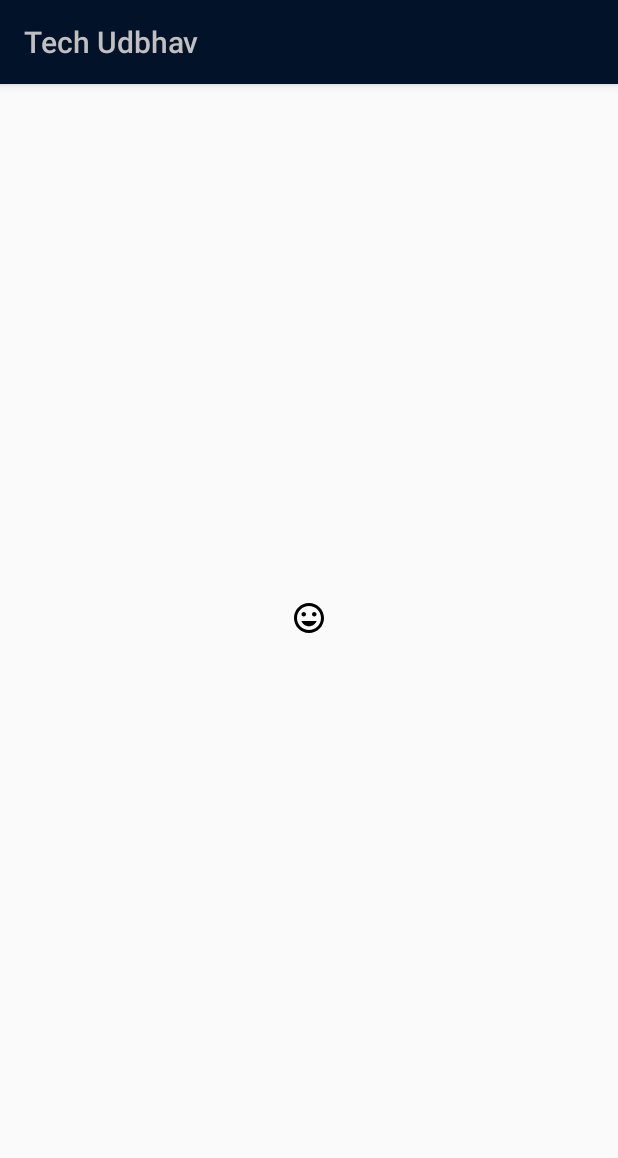
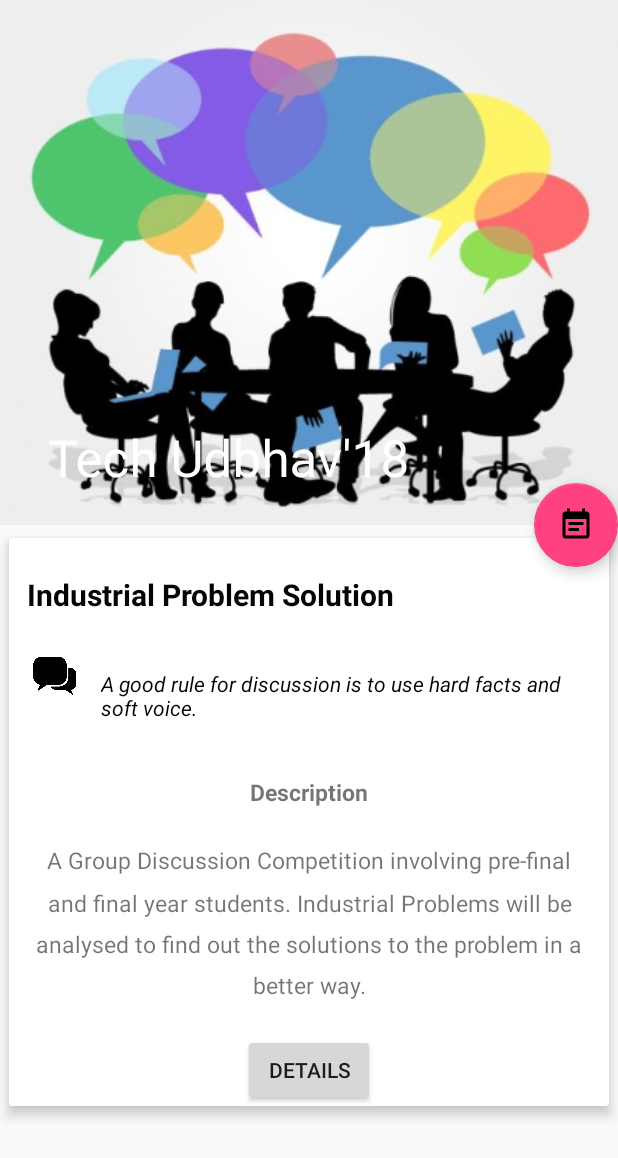
Before and after one commit to arrogant-ant/TechUdbhav, an Android app: the TechUdbhav screen opened directly, with no data from a screen before it, on a phone screen of 412 x 824 dp. Shown: the top 1158 px of the screen. Run offline under Robolectric (Android 15) with nearby library versions, the phone set to English and light mode, and no system bars.

Commit message:
changing icons for events

```diff
--- a/app/src/main/java/inc/iris/techudbhav/OfflineEventsTab.java
+++ b/app/src/main/java/inc/iris/techudbhav/OfflineEventsTab.java
@@ -105,8 +105,8 @@ public class OfflineEventsTab extends Fragment implements EventInterface {
         //TODO update prize and images accordingly
 
         String[] prize = {"-", "10,000", "-", "-", "-","-", "Exciting Prizes", "-", "10,000"};
-        int[] imgId = {R.drawable.technocrat, R.drawable.coding, R.drawable.insight, R.drawable.carousel1,
-                R.drawable.ic_people_black_24dp, R.drawable.ic_college, R.drawable.ic_brush_black_24dp, R.drawable.carousel1, R.drawable.soccerbot};
+        int[] imgId = {R.drawable.mrmiss_carousel, R.drawable.coding_carosel, R.drawable.insight, R.drawable.quiz_carousel,
+                R.drawable.discussion_carosel, R.drawable.ic_college, R.drawable.ic_brush_black_24dp, R.drawable.carousel1, R.drawable.soccerbot};
         for (int i = 0; i < name.length; i++) {
             event = new TechEvent(name[i], prize[i], imgId[i],packageName+"."+classname[i]);
             events.add(event);
--- a/app/src/main/res/layout/activity_tech_udbhav.xml
+++ b/app/src/main/res/layout/activity_tech_udbhav.xml
@@ -1,23 +1,143 @@
 <?xml version="1.0" encoding="utf-8"?>
-<RelativeLayout xmlns:android="http://schemas.android.com/apk/res/android"
+<android.support.design.widget.CoordinatorLayout xmlns:android="http://schemas.android.com/apk/res/android"
     xmlns:app="http://schemas.android.com/apk/res-auto"
     xmlns:tools="http://schemas.android.com/tools"
     android:layout_width="match_parent"
     android:layout_height="match_parent"
     app:title="Developer"
+
     tools:context="inc.iris.techudbhav.Developer">
-    <include
-        layout="@layout/app_bar"
+    <android.support.design.widget.AppBarLayout
         android:layout_width="match_parent"
         android:layout_height="wrap_content"
-        android:id="@+id/apbar"/>
+        android:id="@+id/app_bar_layout"
+        android:theme="@style/ThemeOverlay.AppCompat.Dark.ActionBar"
+        android:fitsSystemWindows="true">
 
-    <ImageView
+        <android.support.design.widget.CollapsingToolbarLayout
+            android:layout_width="match_parent"
+            android:layout_height="350dp"
+            app:layout_scrollFlags="scroll|exitUntilCollapsed"
+            app:contentScrim="?attr/colorPrimary"
+            app:expandedTitleTextAppearance="@android:color/transparent"
+            android:fitsSystemWindows="true">
+            <ImageView
+                app:layout_collapseMode="parallax"
+                android:contentDescription="@string/campus_ambassadorhead"
+                android:scaleType="centerCrop"
+
+                android:src="@drawable/groupdiscussion"
+                android:layout_width="match_parent"
+                android:layout_height="350dp" />
+            <android.support.v7.widget.Toolbar
+                android:id="@+id/toolbar"
+                android:layout_width="match_parent"
+                android:layout_height="?attr/actionBarSize"
+                app:popupTheme="@style/ThemeOverlay.AppCompat.Light"
+                app:title="Tech Udbhav'18"
+                app:titleTextColor="#000000"
+                app:layout_collapseMode="pin">
+
+            </android.support.v7.widget.Toolbar>
+
+        </android.support.design.widget.CollapsingToolbarLayout>
+
+
+
+
+    </android.support.design.widget.AppBarLayout>
+
+
+    <android.support.v4.widget.NestedScrollView
+        android:layout_width="match_parent"
+        android:layout_height="match_parent"
+        android:clipToPadding="false"
+        app:layout_behavior="@string/appbar_scrolling_view_behavior">
+
+        <android.support.v7.widget.CardView
+            android:layout_width="match_parent"
+            android:layout_height="wrap_content"
+            android:layout_marginBottom="16dp"
+            app:cardElevation="5dp"
+            app:cardUseCompatPadding="true">
+            <LinearLayout
+                android:layout_width="match_parent"
+                android:layout_height="wrap_content"
+                android:orientation="vertical">
+                <TextView
+                    android:layout_width="match_parent"
+                    android:layout_height="wrap_content"
+
+                    android:text="Industrial Problem Solution"
+                    android:textSize="20sp"
+                    android:textStyle="bold"
+                    android:layout_marginTop="12dp"
+                    android:padding="12dp"
+                    android:textColor="@color/colorPrimaryText"/>
+                <LinearLayout
+                    android:layout_width="match_parent"
+                    android:layout_height="wrap_content"
+                    android:orientation="horizontal"
+                    android:padding="12dp">
+                    <ImageView
+                        android:src="@drawable/discussion_icon"
+                        android:contentDescription="@string/app_name"
+                        android:layout_weight="1"
+                        android:layout_width="0dp"
+                        android:layout_height="30dp" />
+                    <TextView
+                        android:layout_weight="9"
+                        android:layout_width="0dp"
+                        android:layout_height="wrap_content"
+                        android:text="A good rule for discussion is to use hard facts and soft voice. "
+                        android:textSize="14sp"
+                        android:textStyle="italic"
+                        android:layout_gravity="center_vertical"
+                        android:padding="12dp"
+                        android:textColor="@color/colorPrimaryText"/>
+                </LinearLayout>
+                <TextView
+                    android:layout_width="match_parent"
+                    android:layout_height="wrap_content"
+                    android:text="Description"
+                    android:textSize="15sp"
+                    android:textStyle="bold"
+                    android:layout_marginTop="0dp"
+                    android:textAlignment="center"
+                    android:padding="12dp"
+                    />
+
+                <TextView
+                    android:layout_width="match_parent"
+                    android:layout_height="wrap_content"
+                    android:textSize="15sp"
+                    android:layout_marginTop="0dp"
+                    android:padding="12dp"
+                    android:text="A Group Discussion Competition involving pre-final and final year students. Industrial Problems will be analysed to find out the solutions to the problem in a better way."
+                    android:textAlignment="center"
+                    android:lineSpacingMultiplier="1.5"/>
+
+                <Button
+                    android:layout_width="wrap_content"
+                    android:layout_height="wrap_content"
+                    android:layout_gravity="center_horizontal"
+                    android:layout_marginTop="10dp"
+                    android:text="Details"
+                    android:elevation="10dp"/>
+            </LinearLayout>
+        </android.support.v7.widget.CardView>
+
+    </android.support.v4.widget.NestedScrollView>
+
+    <android.support.design.widget.FloatingActionButton
         android:layout_width="wrap_content"
         android:layout_height="wrap_content"
-        android:layout_centerHorizontal="true"
-        android:layout_centerVertical="true"
-        android:src="@drawable/ic_tech_udhbhav" />
+        app:elevation="6dp"
+        app:pressedTranslationZ="12dp"
+        app:layout_anchor="@id/app_bar_layout"
+        app:layout_anchorGravity="bottom|right|end"
+        android:src="@drawable/ic_event_note_black_24dp"/>
 
 
-</RelativeLayout>
+
+</android.support.design.widget.CoordinatorLayout>
```
Also changed, not shown: app/src/main/res/drawable-xhdpi/code_carousel.png (added), app/src/main/res/drawable-xhdpi/coding_carosel.png (added), app/src/main/res/drawable-xhdpi/discussion_carosel.png (added), app/src/main/res/drawable-xhdpi/mrmiss_carousel.jpg (added), app/src/main/res/drawable-xhdpi/quiz_carousel.png (added).
